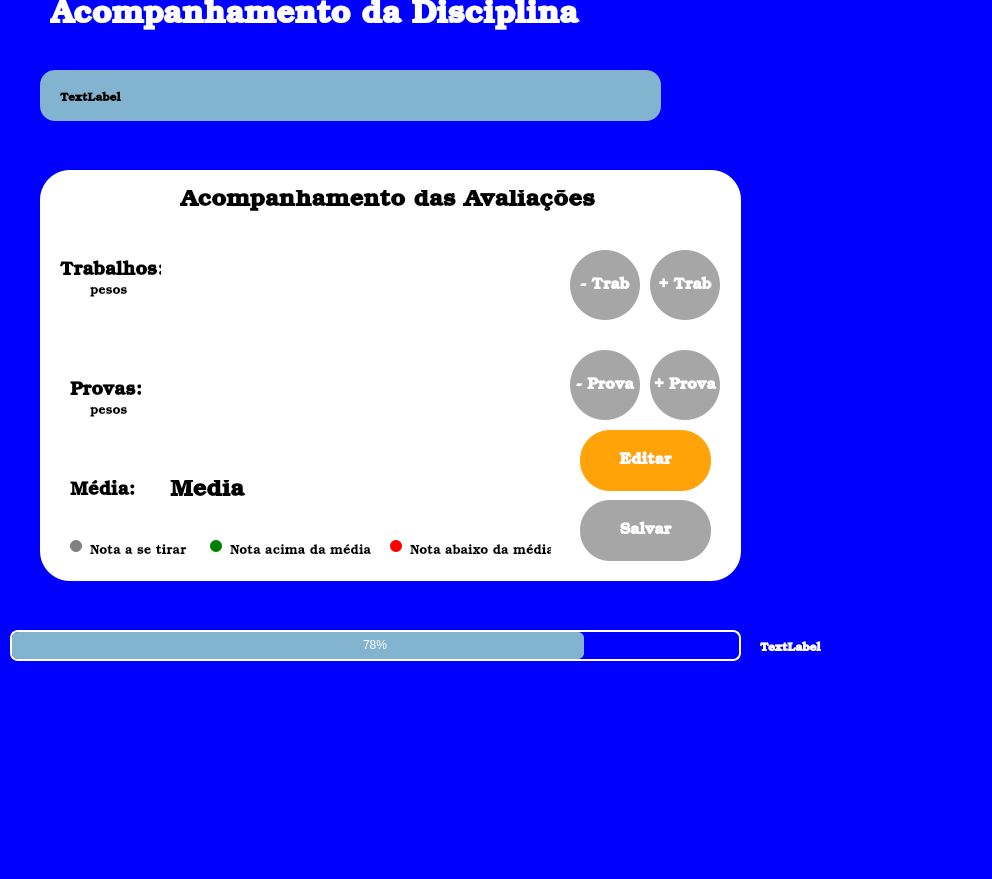
Above: src-v1/PetroPlanner/acompanhamentodisciplina.ui from ldsc/ProjetoEngenharia-SimuladorDePlanejamentoDasAtividadesDoEstudanteEngenharia before the change. Below: the same form after it.
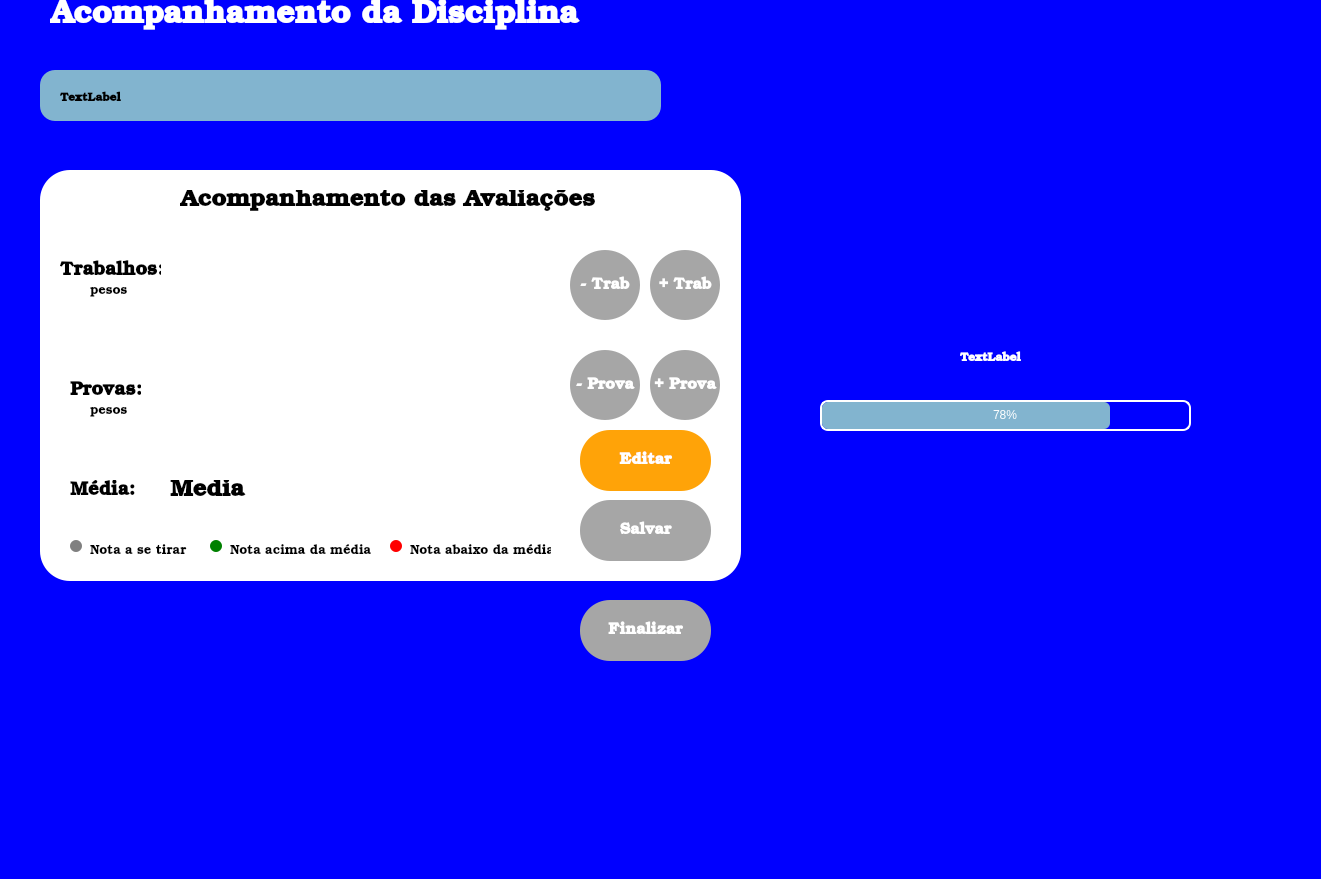
That is the form after the change.

Commit message: botao finalizar disciplina adicionado

```diff
--- a/src-v1/PetroPlanner/acompanhamentodisciplina.ui
+++ b/src-v1/PetroPlanner/acompanhamentodisciplina.ui
@@ -6,7 +6,7 @@
    <rect>
     <x>0</x>
     <y>0</y>
-    <width>992</width>
+    <width>1321</width>
     <height>879</height>
    </rect>
   </property>
@@ -578,9 +578,9 @@
    <widget class="QProgressBar" name="progressBarFaltas">
     <property name="geometry">
      <rect>
-      <x>10</x>
-      <y>630</y>
-      <width>731</width>
+      <x>820</x>
+      <y>400</y>
+      <width>371</width>
       <height>31</height>
      </rect>
     </property>
@@ -597,8 +597,8 @@
    <widget class="QLabel" name="labelFaltas">
     <property name="geometry">
      <rect>
-      <x>760</x>
-      <y>640</y>
+      <x>960</x>
+      <y>350</y>
       <width>201</width>
       <height>16</height>
      </rect>
@@ -616,6 +616,32 @@
      <string>TextLabel</string>
     </property>
    </widget>
+   <widget class="QPushButton" name="botaoFinalizarDisc">
+    <property name="geometry">
+     <rect>
+      <x>580</x>
+      <y>600</y>
+      <width>131</width>
+      <height>61</height>
+     </rect>
+    </property>
+    <property name="font">
+     <font>
+      <family>Bookman Old Style</family>
+      <pointsize>12</pointsize>
+      <bold>true</bold>
+     </font>
+    </property>
+    <property name="toolTipDuration">
+     <number>-4</number>
+    </property>
+    <property name="styleSheet">
+     <string notr="true">background-color: #a6a6a6; color: white; border-radius: 30px;</string>
+    </property>
+    <property name="text">
+     <string>Finalizar</string>
+    </property>
+   </widget>
   </widget>
   <widget class="QMenuBar" name="menubar">
    <property name="geometry">
```
Left out of the diff: 2 changed lines with no effect on the pictures. The commit also changes 14 other files.
